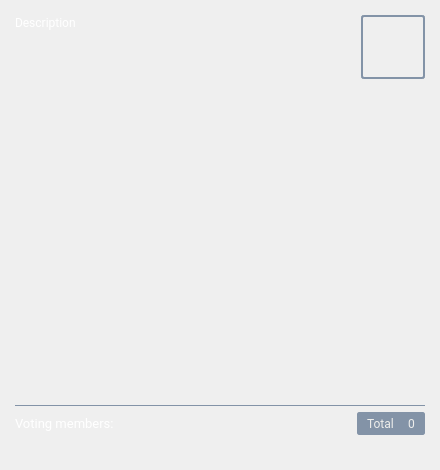
The window that src/app/gui/forms/widgetlocationdetails.ui (botorabi/Meet4Eat-Desktop) describes before a commit, drawn with Qt 5.
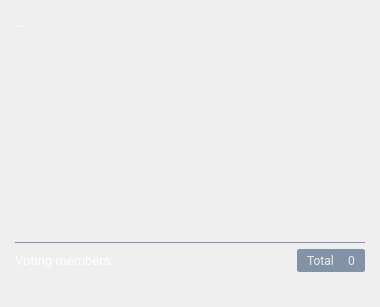
The same window after the commit. Icons and pictures are not drawn.

Diff of the .ui file:
```diff
--- a/src/app/gui/forms/widgetlocationdetails.ui
+++ b/src/app/gui/forms/widgetlocationdetails.ui
@@ -6,8 +6,8 @@
    <rect>
     <x>0</x>
     <y>0</y>
-    <width>440</width>
-    <height>470</height>
+    <width>380</width>
+    <height>307</height>
    </rect>
   </property>
   <property name="windowTitle">
@@ -16,6 +16,7 @@
   <property name="styleSheet">
    <string notr="true">QWidget {
   color: white;
+  /*background-color: rgb(50,82,95);*/
 }
 QGroupBox {
   border-radius: 0px;
@@ -61,6 +62,8 @@
         <item>
          <layout class="QHBoxLayout" name="horizontalLayout" stretch="1,0">
           <item>
+           <layout class="QVBoxLayout" name="verticalLayout_6" stretch="1">
+            <item>
            <widget class="QLabel" name="labelDescription">
             <property name="font">
              <font>
@@ -68,8 +71,14 @@
               <pointsize>9</pointsize>
              </font>
             </property>
+              <property name="styleSheet">
+               <string notr="true">QLabel {
+  border: 1 px white;
+  border-radius: 2px;
+}</string>
+              </property>
             <property name="text">
-             <string>Description</string>
+               <string>...</string>
             </property>
             <property name="alignment">
              <set>Qt::AlignLeading|Qt::AlignLeft|Qt::AlignTop</set>
@@ -79,6 +88,8 @@
             </property>
            </widget>
           </item>
+           </layout>
+          </item>
           <item>
            <layout class="QVBoxLayout" name="verticalLayout_3">
             <item>
@@ -97,8 +108,12 @@
               </property>
               <property name="styleSheet">
                <string notr="true">QPushButton {
-  border: 2px solid rgb(131, 147, 167);
-  border-radius: 3px;
+  background-color: transparent;
+  border: 0;
+}
+QPushButton:hover {
+  background-color: transparent;
+  border: 0;
 }</string>
               </property>
               <property name="icon">
```
Lines whose indentation alone changed are shown as unchanged.
